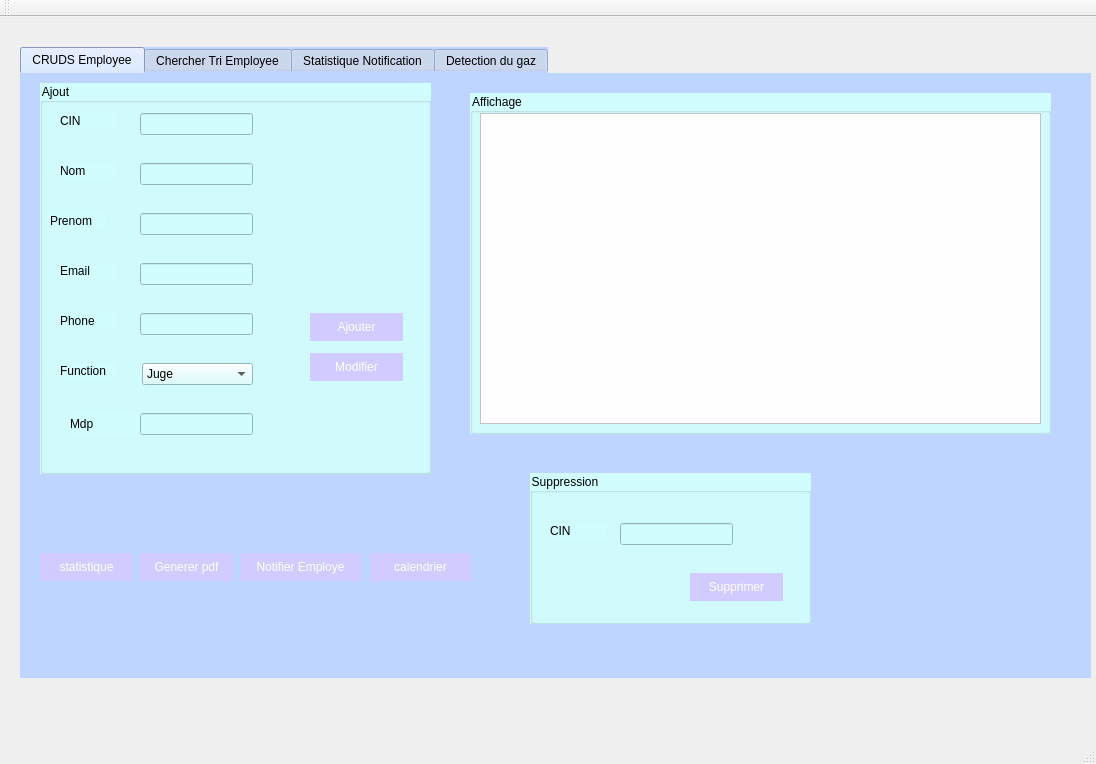
This is Atelier_Connexion/mainwindow.ui in NadaLouhichi/Smart_Court_2A38 as Qt 5 draws it before an edit. The edited form follows.
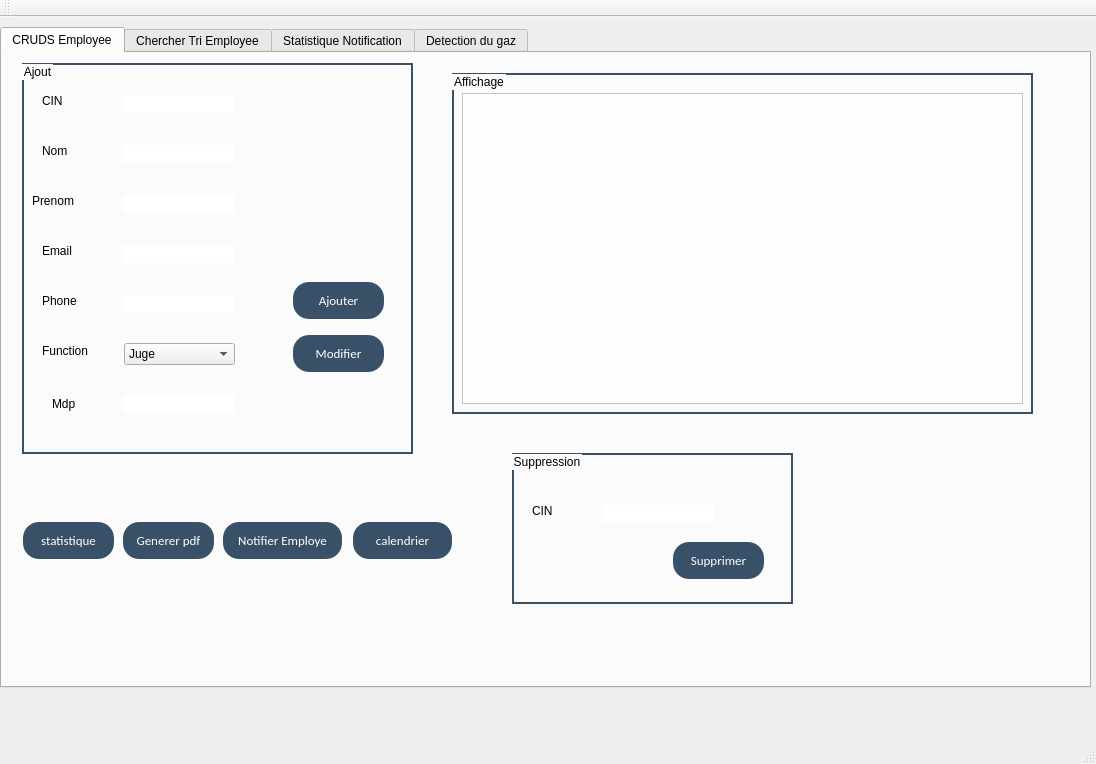
This is the edited form. The open tabs and pages were chosen to show the change.

What changed in the file:
```diff
--- a/Atelier_Connexion/mainwindow.ui
+++ b/Atelier_Connexion/mainwindow.ui
@@ -17,18 +17,42 @@
    <widget class="QTabWidget" name="gestion_employe">
     <property name="geometry">
      <rect>
-      <x>20</x>
-      <y>30</y>
-      <width>1071</width>
-      <height>631</height>
+      <x>0</x>
+      <y>10</y>
+      <width>1091</width>
+      <height>661</height>
      </rect>
     </property>
     <property name="styleSheet">
-     <string notr="true">background-color: rgb(190, 213, 255);
-border-color: rgb(190, 213, 255);
-border-top-color: rgb(190, 213, 255);
-border-left-color: rgb(190, 213, 255);
-selection-color: rgb(170, 170, 255);</string>
+     <string notr="true">QPushButton {
+    background-color:#395168;	
+  border: none;
+  color: white;
+  padding: 10px;
+  text-align: center;
+  text-decoration: none;
+font-family:calibri;
+  display: inline-block;
+  font-size: 13px;
+  margin: 2px 1px;
+  border-radius : 16px;
+}
+QPushButton:hover
+{
+background-color: rgb(190, 213, 255)	;
+  border: none;
+  color: white;
+  padding: 10px;
+  text-align: center;
+  text-decoration: none;
+font-family:calibri;
+  display: inline-block;
+  font-size: 13px;
+  margin: 2px 1px;
+  border-radius : 16px;
+}
+ 
+</string>
     </property>
     <property name="currentIndex">
      <number>3</number>
@@ -47,7 +71,54 @@
        </rect>
       </property>
       <property name="styleSheet">
-       <string notr="true">background-color: rgb(210, 253, 255);
+       <string notr="true">QPushButton {
+    background-color:#395168;	
+  border: none;
+  color: white;
+  padding: 10px;
+  text-align: center;
+  text-decoration: none;
+font-family:calibri;
+  display: inline-block;
+  font-size: 13px;
+  margin: 2px 1px;
+  border-radius : 16px;
+}
+QPushButton:hover
+{
+background-color: rgb(190, 213, 255)	;
+  border: none;
+  color: white;
+  padding: 10px;
+  text-align: center;
+  text-decoration: none;
+font-family:calibri;
+  display: inline-block;
+  font-size: 13px;
+  margin: 2px 1px;
+  border-radius : 16px;
+}
+ 
+QLineEdit
+{
+background-color: white	;
+  border: none;
+  color: black;
+  padding: 10px;
+  text-align: center;
+  text-decoration: none;
+font-family:calibri;
+  display: inline-block;
+  font-size: 13px;
+  margin: 2px 1px;
+  border-radius : 16px;
+}
+QGroupBox{
+
+border:2px solid #395168;
+
+
+}
 </string>
       </property>
       <property name="title">
@@ -116,16 +187,13 @@
        <property name="geometry">
         <rect>
          <x>270</x>
-         <y>230</y>
+         <y>217</y>
          <width>93</width>
-         <height>28</height>
+         <height>41</height>
         </rect>
        </property>
        <property name="styleSheet">
-        <string notr="true">background-color: rgb(209, 203, 255);
-font: 8pt &quot;Microsoft JhengHei UI&quot;;
-color: rgb(255, 255, 255);
-border-radius:15px;</string>
+        <string notr="true"/>
        </property>
        <property name="text">
         <string>Ajouter</string>
@@ -229,14 +297,11 @@
          <x>270</x>
          <y>270</y>
          <width>93</width>
-         <height>28</height>
+         <height>41</height>
         </rect>
        </property>
        <property name="styleSheet">
-        <string notr="true">background-color: rgb(209, 203, 255);
-font: 8pt &quot;Microsoft JhengHei UI&quot;;
-color: rgb(255, 255, 255);
-border-radius:15px;</string>
+        <string notr="true"/>
        </property>
        <property name="text">
         <string>Modifier</string>
@@ -303,7 +368,55 @@
        </rect>
       </property>
       <property name="styleSheet">
-       <string notr="true">background-color: rgb(210, 253, 255);</string>
+       <string notr="true">QPushButton {
+    background-color:#395168;	
+  border: none;
+  color: white;
+  padding: 10px;
+  text-align: center;
+  text-decoration: none;
+font-family:calibri;
+  display: inline-block;
+  font-size: 13px;
+  margin: 2px 1px;
+  border-radius : 16px;
+}
+QPushButton:hover
+{
+background-color: rgb(190, 213, 255)	;
+  border: none;
+  color: white;
+  padding: 10px;
+  text-align: center;
+  text-decoration: none;
+font-family:calibri;
+  display: inline-block;
+  font-size: 13px;
+  margin: 2px 1px;
+  border-radius : 16px;
+}
+ 
+QLineEdit
+{
+background-color: white	;
+  border: none;
+  color: black;
+  padding: 10px;
+  text-align: center;
+  text-decoration: none;
+font-family:calibri;
+  display: inline-block;
+  font-size: 13px;
+  margin: 2px 1px;
+  border-radius : 16px;
+}
+QGroupBox{
+
+border:2px solid #395168;
+
+
+}
+</string>
       </property>
       <property name="title">
        <string>Suppression</string>
@@ -335,16 +448,13 @@
        <property name="geometry">
         <rect>
          <x>160</x>
-         <y>100</y>
+         <y>87</y>
          <width>93</width>
-         <height>28</height>
+         <height>41</height>
         </rect>
        </property>
        <property name="styleSheet">
-        <string notr="true">background-color: rgb(209, 203, 255);
-font: 8pt &quot;Microsoft JhengHei UI&quot;;
-color: rgb(255, 255, 255);
-border-radius:15px;</string>
+        <string notr="true"/>
        </property>
        <property name="text">
         <string>Supprimer</string>
@@ -361,7 +471,55 @@
        </rect>
       </property>
       <property name="styleSheet">
-       <string notr="true">background-color:rgb(210, 253, 255);</string>
+       <string notr="true">QPushButton {
+    background-color:#395168;	
+  border: none;
+  color: white;
+  padding: 10px;
+  text-align: center;
+  text-decoration: none;
+font-family:calibri;
+  display: inline-block;
+  font-size: 13px;
+  margin: 2px 1px;
+  border-radius : 16px;
+}
+QPushButton:hover
+{
+background-color: rgb(190, 213, 255)	;
+  border: none;
+  color: white;
+  padding: 10px;
+  text-align: center;
+  text-decoration: none;
+font-family:calibri;
+  display: inline-block;
+  font-size: 13px;
+  margin: 2px 1px;
+  border-radius : 16px;
+}
+ 
+QLineEdit
+{
+background-color: white	;
+  border: none;
+  color: black;
+  padding: 10px;
+  text-align: center;
+  text-decoration: none;
+font-family:calibri;
+  display: inline-block;
+  font-size: 13px;
+  margin: 2px 1px;
+  border-radius : 16px;
+}
+QGroupBox{
+
+border:2px solid #395168;
+
+
+}
+</string>
       </property>
       <property name="title">
        <string>Affichage</string>
@@ -384,16 +542,13 @@
       <property name="geometry">
        <rect>
         <x>220</x>
-        <y>480</y>
+        <y>467</y>
         <width>121</width>
-        <height>28</height>
+        <height>41</height>
        </rect>
       </property>
       <property name="styleSheet">
-       <string notr="true">background-color: rgb(209, 203, 255);
-font: 8pt &quot;Microsoft JhengHei UI&quot;;
-color: rgb(255, 255, 255);
-border-radius:15px;</string>
+       <string notr="true"/>
       </property>
       <property name="text">
        <string>Notifier Employe</string>
@@ -403,16 +558,13 @@
       <property name="geometry">
        <rect>
         <x>20</x>
-        <y>480</y>
+        <y>467</y>
         <width>93</width>
-        <height>28</height>
+        <height>41</height>
        </rect>
       </property>
       <property name="styleSheet">
-       <string notr="true">background-color: rgb(209, 203, 255);
-font: 8pt &quot;Microsoft JhengHei UI&quot;;
-color: rgb(255, 255, 255);
-border-radius:15px;</string>
+       <string notr="true"/>
       </property>
       <property name="text">
        <string>statistique</string>
@@ -422,16 +574,13 @@
       <property name="geometry">
        <rect>
         <x>120</x>
-        <y>480</y>
+        <y>467</y>
         <width>93</width>
-        <height>28</height>
+        <height>41</height>
        </rect>
       </property>
       <property name="styleSheet">
-       <string notr="true">background-color: rgb(209, 203, 255);
-font: 8pt &quot;Microsoft JhengHei UI&quot;;
-color: rgb(255, 255, 255);
-border-radius:15px;</string>
+       <string notr="true"/>
       </property>
       <property name="text">
        <string>Generer pdf</string>
@@ -441,16 +590,13 @@
       <property name="geometry">
        <rect>
         <x>350</x>
-        <y>480</y>
+        <y>467</y>
         <width>101</width>
-        <height>28</height>
+        <height>41</height>
        </rect>
       </property>
       <property name="styleSheet">
-       <string notr="true">background-color: rgb(209, 203, 255);
-font: 8pt &quot;Microsoft JhengHei UI&quot;;
-color: rgb(255, 255, 255);
-border-radius:15px;</string>
+       <string notr="true"/>
       </property>
       <property name="text">
        <string>calendrier</string>
```
Left out of the diff: 4 changed lines with no effect on the pictures.
